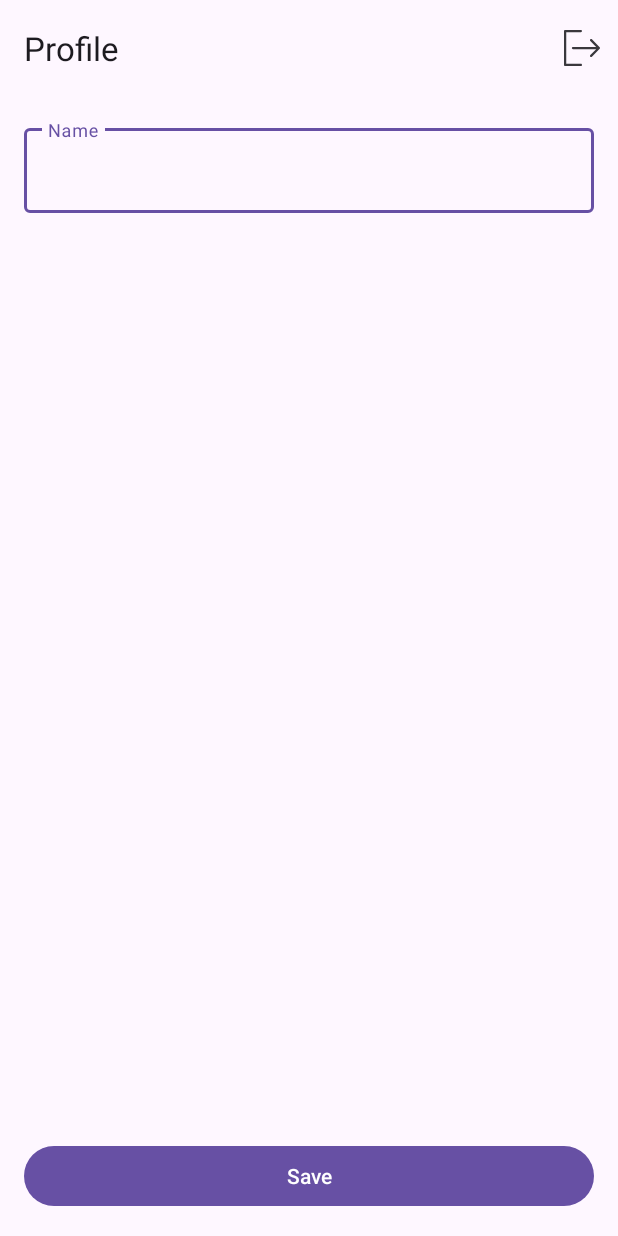
After one commit to Krushiler/EventAppointment, an Android app: the fragment ProfileFragment shown on its own in the app's theme, on a phone screen of 412 x 824 dp. The commit adds this screen. Run offline under Robolectric (Android 15) with nearby library versions, the phone set to English and light mode, and no system bars; our stand-ins replace Firebase (no records; nobody signed in at launch, a user with empty details on screens opened directly); libraries missing offline, so code that uses them is left out: by.kirich1409.viewbindingdelegate; 6 statements that could not run were skipped.

Commit message:
Add profile feature

```diff
--- a/app/build.gradle.kts
+++ b/app/build.gradle.kts
@@ -54,6 +54,7 @@ dependencies {
 
     implementation(platform("com.google.firebase:firebase-bom:33.0.0"))
     implementation("com.google.firebase:firebase-auth-ktx")
+    implementation("com.google.firebase:firebase-firestore-ktx")
 
     implementation(libs.viewbindingpropertydelegate.noreflection)
 
--- a/app/src/main/java/com/krushiler/eventappointment/di/ViewModelModule.kt
+++ b/app/src/main/java/com/krushiler/eventappointment/di/ViewModelModule.kt
@@ -2,10 +2,12 @@ package com.krushiler.eventappointment.di
 
 import com.krushiler.eventappointment.presentation.screens.login.LoginViewModel
 import com.krushiler.eventappointment.presentation.screens.main.MainViewModel
+import com.krushiler.eventappointment.presentation.screens.profile.ProfileViewModel
 import org.koin.androidx.viewmodel.dsl.viewModel
 import org.koin.dsl.module
 
 val viewModelModule = module {
     viewModel { LoginViewModel(get()) }
     viewModel { MainViewModel(get()) }
+    viewModel { ProfileViewModel(get()) }
 }
--- /dev/null
+++ b/app/src/main/java/com/krushiler/eventappointment/presentation/screens/profile/ProfileFragment.kt
@@ -0,0 +1,49 @@
+package com.krushiler.eventappointment.presentation.screens.profile
+
+import android.os.Bundle
+import android.view.View
+import androidx.fragment.app.Fragment
+import by.kirich1409.viewbindingdelegate.viewBinding
+import com.google.android.material.snackbar.Snackbar
+import com.krushiler.eventappointment.R
+import com.krushiler.eventappointment.databinding.FragmentProfileBinding
+import com.krushiler.eventappointment.presentation.util.collectFlow
+import com.krushiler.eventappointment.presentation.util.setVisible
+import org.koin.androidx.viewmodel.ext.android.viewModel
+
+class ProfileFragment : Fragment(R.layout.fragment_profile) {
+    private val viewModel: ProfileViewModel by viewModel()
+    private val binding by viewBinding(FragmentProfileBinding::bind)
+
+    override fun onViewCreated(view: View, savedInstanceState: Bundle?) {
+        super.onViewCreated(view, savedInstanceState)
+        initViews()
+        initObservers()
+    }
+
+    private fun initViews() {
+        binding.saveButton.setOnClickListener {
+            viewModel.saveProfile(binding.nameEditText.text.toString())
+        }
+        binding.toolbar.menu.findItem(R.id.action_logout).setOnMenuItemClickListener {
+            viewModel.logout()
+            true
+        }
+    }
+
+    private fun initObservers() {
+        collectFlow(viewModel.errorFlow) {
+            Snackbar.make(binding.root, it, Snackbar.LENGTH_SHORT).show()
+        }
+        collectFlow(viewModel.loadingState) {
+            binding.loadingIndicator.setVisible(it)
+            binding.nameEditText.isEnabled = !it
+            binding.saveButton.isEnabled = !it
+        }
+        collectFlow(viewModel.nameState) {
+            if (binding.nameEditText.text.toString() != it) {
+                binding.nameEditText.setText(it)
+            }
+        }
+    }
+}
--- /dev/null
+++ b/app/src/main/java/com/krushiler/eventappointment/presentation/screens/profile/ProfileViewModel.kt
@@ -0,0 +1,46 @@
+package com.krushiler.eventappointment.presentation.screens.profile
+
+import androidx.lifecycle.ViewModel
+import androidx.lifecycle.viewModelScope
+import com.krushiler.eventappointment.data.repository.AuthRepository
+import kotlinx.coroutines.flow.MutableSharedFlow
+import kotlinx.coroutines.flow.MutableStateFlow
+import kotlinx.coroutines.flow.asSharedFlow
+import kotlinx.coroutines.flow.asStateFlow
+import kotlinx.coroutines.flow.update
+import kotlinx.coroutines.launch
+
+class ProfileViewModel(private val authRepository: AuthRepository) : ViewModel() {
+    private val _loadingState = MutableStateFlow(false)
+    val loadingState = _loadingState.asStateFlow()
+
+    private val _errorFlow = MutableSharedFlow<String>()
+    val errorFlow = _errorFlow.asSharedFlow()
+
+    private val _nameState = MutableStateFlow("")
+    val nameState = _nameState.asStateFlow()
+
+    init {
+        viewModelScope.launch {
+            authRepository.user.collect { user ->
+                _nameState.update { user?.displayName ?: "" }
+            }
+        }
+    }
+
+    fun saveProfile(name: String) {
+        viewModelScope.launch {
+            _loadingState.update { true }
+            try {
+                authRepository.changeProfile(name)
+            } catch (e: Exception) {
+                _errorFlow.emit(e.message ?: "Something went wrong")
+            }
+            _loadingState.update { false }
+        }
+    }
+
+    fun logout() {
+        authRepository.logout()
+    }
+}
--- a/app/src/main/java/com/krushiler/eventappointment/presentation/util/FragmentUtil.kt
+++ b/app/src/main/java/com/krushiler/eventappointment/presentation/util/ViewUtil.kt
@@ -1,5 +1,6 @@
 package com.krushiler.eventappointment.presentation.util
 
+import android.view.View
 import androidx.lifecycle.Lifecycle
 import androidx.lifecycle.LifecycleOwner
 import androidx.lifecycle.lifecycleScope
@@ -14,3 +15,7 @@ fun <T> LifecycleOwner.collectFlow(flow: Flow<T>, onData: (data: T) -> Unit) {
         }
     }
 }
+
+fun View.setVisible(visible: Boolean) {
+    visibility = if (visible) View.VISIBLE else View.GONE
+}
--- /dev/null
+++ b/app/src/main/res/drawable/ic_logout.xml
@@ -0,0 +1,5 @@
+<vector android:height="24dp" android:viewportHeight="384.97"
+    android:viewportWidth="384.97" android:width="24dp" xmlns:android="http://schemas.android.com/apk/res/android">
+    <path android:fillColor="@color/material_on_background_emphasis_high_type" android:pathData="M180.46,360.91H24.06V24.06h156.39c6.64,0 12.03,-5.39 12.03,-12.03s-5.39,-12.03 -12.03,-12.03H12.03C5.39,0 0,5.39 0,12.03V372.94c0,6.64 5.39,12.03 12.03,12.03h168.42c6.64,0 12.03,-5.39 12.03,-12.03C192.49,366.3 187.1,360.91 180.46,360.91z"/>
+    <path android:fillColor="@color/material_on_background_emphasis_high_type" android:pathData="M381.48,184.09l-83.01,-84.2c-4.7,-4.75 -12.32,-4.74 -17.01,0c-4.7,4.74 -4.7,12.44 0,17.18l62.56,63.46H96.28c-6.64,0 -12.03,5.44 -12.03,12.15c0,6.71 5.39,12.15 12.03,12.15h247.74l-62.56,63.46c-4.7,4.75 -4.7,12.44 0,17.18c4.7,4.75 12.32,4.75 17.01,0l83,-84.2C386.11,196.59 386.16,188.76 381.48,184.09z"/>
+</vector>
--- /dev/null
+++ b/app/src/main/res/layout/fragment_profile.xml
@@ -0,0 +1,71 @@
+<?xml version="1.0" encoding="utf-8"?>
+<androidx.constraintlayout.widget.ConstraintLayout xmlns:android="http://schemas.android.com/apk/res/android"
+    xmlns:app="http://schemas.android.com/apk/res-auto"
+    xmlns:tools="http://schemas.android.com/tools"
+    android:layout_width="match_parent"
+    android:layout_height="match_parent"
+    tools:context=".presentation.screens.profile.ProfileFragment">
+
+    <androidx.appcompat.widget.Toolbar
+        android:id="@+id/toolbar"
+        android:layout_width="0dp"
+        android:layout_height="wrap_content"
+        app:layout_constraintEnd_toEndOf="parent"
+        app:layout_constraintStart_toStartOf="parent"
+        app:layout_constraintTop_toTopOf="parent"
+        app:menu="@menu/profile_toolbar_menu"
+        app:title="@string/profile" />
+
+    <ScrollView
+        android:id="@+id/scroll_view"
+        android:layout_width="0dp"
+        android:layout_height="0dp"
+        android:fillViewport="true"
+        app:layout_constraintBottom_toBottomOf="parent"
+        app:layout_constraintEnd_toEndOf="parent"
+        app:layout_constraintStart_toStartOf="parent"
+        app:layout_constraintTop_toBottomOf="@id/toolbar">
+
+        <LinearLayout
+            android:layout_width="match_parent"
+            android:layout_height="wrap_content"
+            android:orientation="vertical"
+            android:padding="16dp">
+
+            <com.google.android.material.textfield.TextInputLayout
+                android:layout_width="match_parent"
+                android:layout_height="wrap_content"
+                android:hint="@string/name">
+
+                <com.google.android.material.textfield.TextInputEditText
+                    android:id="@+id/name_edit_text"
+                    android:layout_width="match_parent"
+                    android:layout_height="wrap_content"
+                    android:inputType="text" />
+
+            </com.google.android.material.textfield.TextInputLayout>
+
+            <Space
+                android:layout_width="match_parent"
+                android:layout_height="0dp"
+                android:layout_weight="1" />
+
+            <Button
+                android:id="@+id/save_button"
+                android:layout_width="match_parent"
+                android:layout_height="wrap_content"
+                android:text="@string/save" />
+        </LinearLayout>
+    </ScrollView>
+
+    <ProgressBar
+        android:id="@+id/loading_indicator"
+        android:layout_width="wrap_content"
+        android:layout_height="wrap_content"
+        android:visibility="gone"
+        app:layout_constraintBottom_toBottomOf="parent"
+        app:layout_constraintEnd_toEndOf="parent"
+        app:layout_constraintStart_toStartOf="parent"
+        app:layout_constraintTop_toTopOf="parent" />
+
+</androidx.constraintlayout.widget.ConstraintLayout>
--- /dev/null
+++ b/app/src/main/res/menu/profile_toolbar_menu.xml
@@ -0,0 +1,9 @@
+<?xml version="1.0" encoding="utf-8"?>
+<menu xmlns:android="http://schemas.android.com/apk/res/android"
+    xmlns:app="http://schemas.android.com/apk/res-auto">
+    <item
+        android:id="@+id/action_logout"
+        app:showAsAction="always"
+        android:icon="@drawable/ic_logout"
+        android:title="@string/logout" />
+</menu>
--- a/app/src/main/res/values/strings.xml
+++ b/app/src/main/res/values/strings.xml
@@ -4,4 +4,8 @@
     <string name="register">Register</string>
     <string name="email">Email</string>
     <string name="password">Password</string>
+    <string name="profile">Profile</string>
+    <string name="logout">Logout</string>
+    <string name="name">Name</string>
+    <string name="save">Save</string>
 </resources>
```
Also changed, not shown: app/src/main/java/com/krushiler/eventappointment/data/repository/AuthRepository.kt (+18 -0 lines), app/src/main/java/com/krushiler/eventappointment/presentation/screens/home/HomeFragment.kt (+3 -5 lines), app/src/main/java/com/krushiler/eventappointment/presentation/screens/main/MainActivity.kt (+11 -10 lines), app/src/main/res/navigation/home_navigation.xml (+13 -2 lines), app/src/main/res/navigation/root_navigation.xml (+1 -11 lines), 1 other file.
